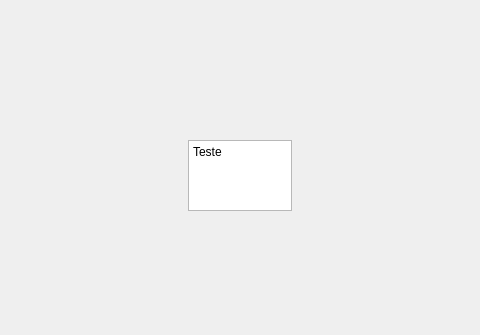
The window that mainwindow.ui (pedroguerreiro19/TraSim) describes before a commit, drawn with Qt 5; both pictures show x 102 to 582 and y 0 to 335 of the 800 by 600 pixel window.
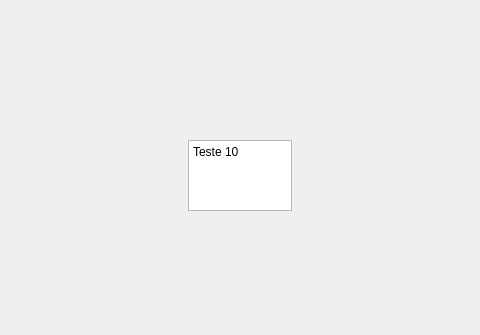
The same window after the commit.

What changed in the file:
```diff
--- a/mainwindow.ui
+++ b/mainwindow.ui
@@ -31,7 +31,7 @@
 li.unchecked::marker { content: &quot;\2610&quot;; }
 li.checked::marker { content: &quot;\2612&quot;; }
 &lt;/style&gt;&lt;/head&gt;&lt;body style=&quot; font-family:'Segoe UI'; font-size:9pt; font-weight:400; font-style:normal;&quot;&gt;
-&lt;p style=&quot; margin-top:0px; margin-bottom:0px; margin-left:0px; margin-right:0px; -qt-block-indent:0; text-indent:0px;&quot;&gt;Teste&lt;/p&gt;&lt;/body&gt;&lt;/html&gt;</string>
+&lt;p style=&quot; margin-top:0px; margin-bottom:0px; margin-left:0px; margin-right:0px; -qt-block-indent:0; text-indent:0px;&quot;&gt;Teste 10&lt;/p&gt;&lt;/body&gt;&lt;/html&gt;</string>
     </property>
    </widget>
   </widget>
```
